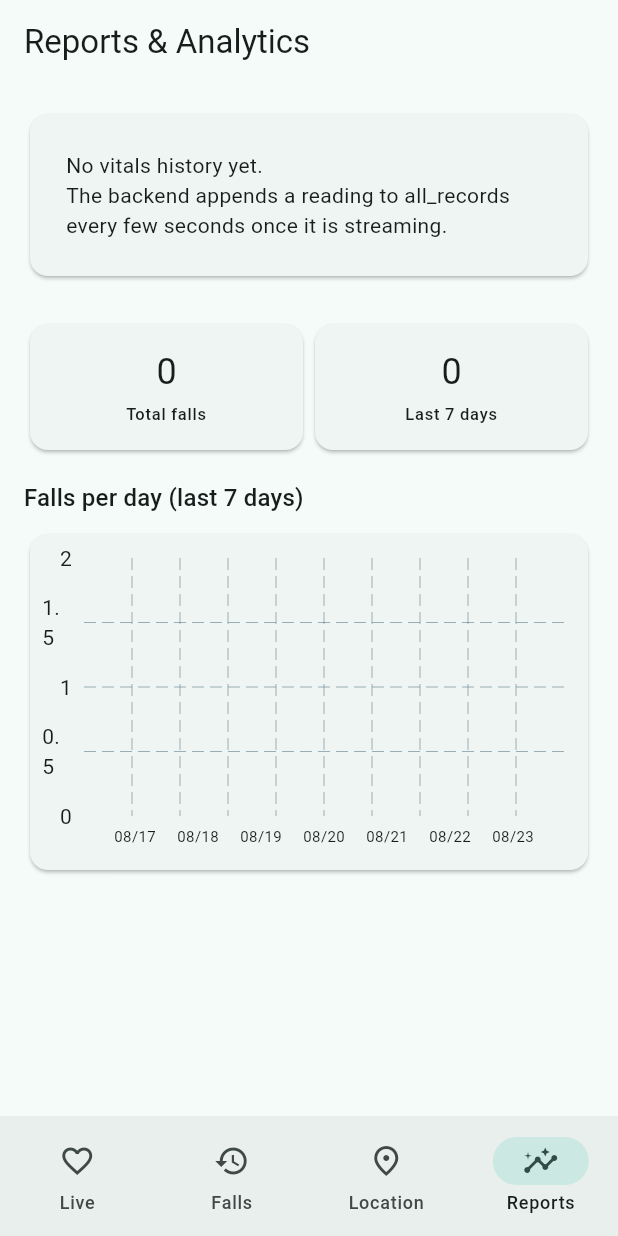
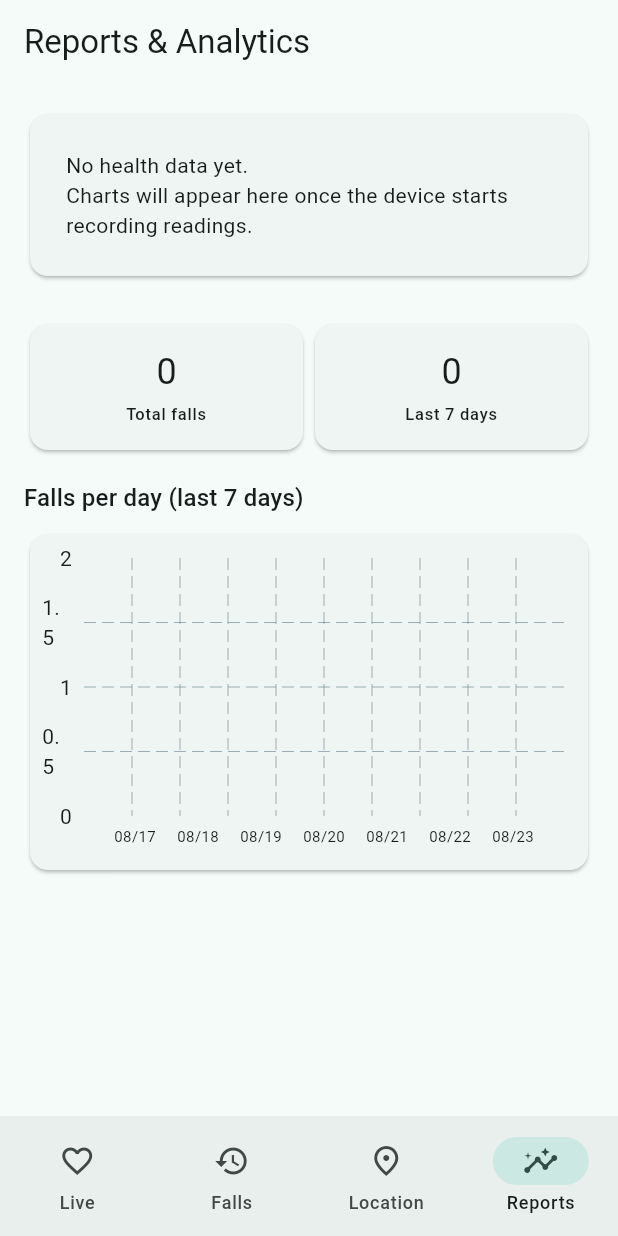
Before and after one commit to tanbl123/IoT-Assignment, a Flutter app: the screen it shows after launch, item 4 of the bottom bar chosen, on a phone screen of 412 x 824 dp. Run offline on Flutter 3.47's test engine with Material 3 defaults, Android fonts, the phone set to English and light mode, and no system bars; drawn by our look-alikes of fl_chart; our stand-ins replace firebase_core, firebase_database; accounts and stored records are empty; statements that could not run were skipped.

Commit message:
app: rewrite empty-state text for real users (no dev jargon)
Replace developer-facing wording (live_inference.py, all_records, 'backend',
'GPS fix') with plain caregiver-friendly messages across Live, Falls,
Location, and Reports empty states.

Co-Authored-By: Claude Opus 4.8 <noreply@anthropic.com>
Claude-Session: https://claude.ai/code/session_01Ux7pz8uXbHCdssvzBXgtGk

```diff
--- a/flutter-app/lib/screens/analytics_screen.dart
+++ b/flutter-app/lib/screens/analytics_screen.dart
@@ -30,8 +30,8 @@ class AnalyticsScreen extends StatelessWidget {
               }
               if (data.isEmpty) {
                 return const _EmptyCard(
-                  "No vitals history yet.\nThe backend appends a reading to "
-                  "all_records every few seconds once it is streaming.",
+                  "No health data yet.\n"
+                  "Charts will appear here once the device starts recording readings.",
                 );
               }
               final avgHr = _avg(data.map((v) => v.hr));
--- a/flutter-app/lib/screens/history_screen.dart
+++ b/flutter-app/lib/screens/history_screen.dart
@@ -26,7 +26,10 @@ class HistoryScreen extends StatelessWidget {
             return const Center(
               child: Padding(
                 padding: EdgeInsets.all(24),
-                child: Text("No falls recorded yet. 🎉"),
+                child: Text(
+                  "No falls recorded — that's good news! 🎉",
+                  textAlign: TextAlign.center,
+                ),
               ),
             );
           }
--- a/flutter-app/lib/screens/home_screen.dart
+++ b/flutter-app/lib/screens/home_screen.dart
@@ -69,8 +69,8 @@ class HomeScreen extends StatelessWidget {
                   child: Padding(
                     padding: EdgeInsets.all(24),
                     child: Text(
-                      "Waiting for the first reading from the backend…\n"
-                      "Run live_inference.py (or the demo) to start streaming.",
+                      "Connecting to the device…\n"
+                      "Live readings will appear here once the device is switched on.",
                     ),
                   ),
                 );
--- a/flutter-app/lib/screens/location_history_screen.dart
+++ b/flutter-app/lib/screens/location_history_screen.dart
@@ -31,8 +31,8 @@ class LocationHistoryScreen extends StatelessWidget {
               child: Padding(
                 padding: EdgeInsets.all(24),
                 child: Text(
-                  "No location history yet.\n"
-                  "Locations appear once the GPS gets a fix and readings are logged.",
+                  "No places recorded yet.\n"
+                  "Locations will appear here once the device has a GPS signal.",
                   textAlign: TextAlign.center,
                 ),
               ),
```
